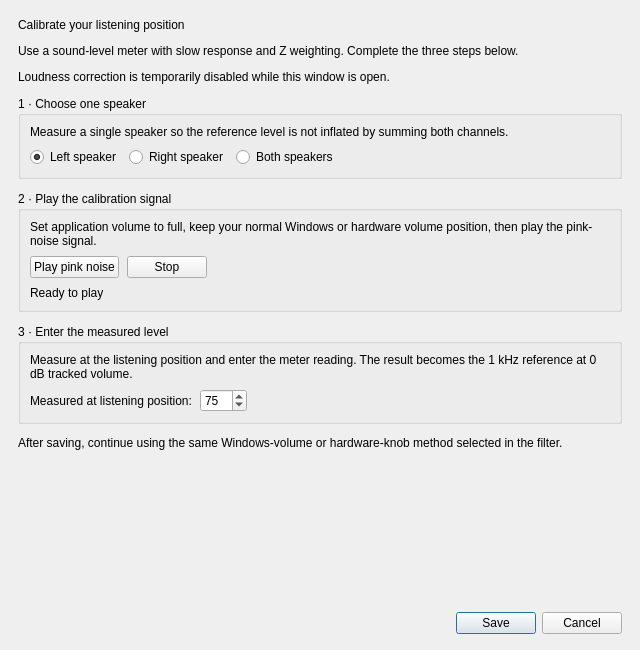
xup61069/EqAPO64_with_VST3_support, file Editor/guis/LoudnessCorrectionFilterGUIDialog.ui: the form before one commit.
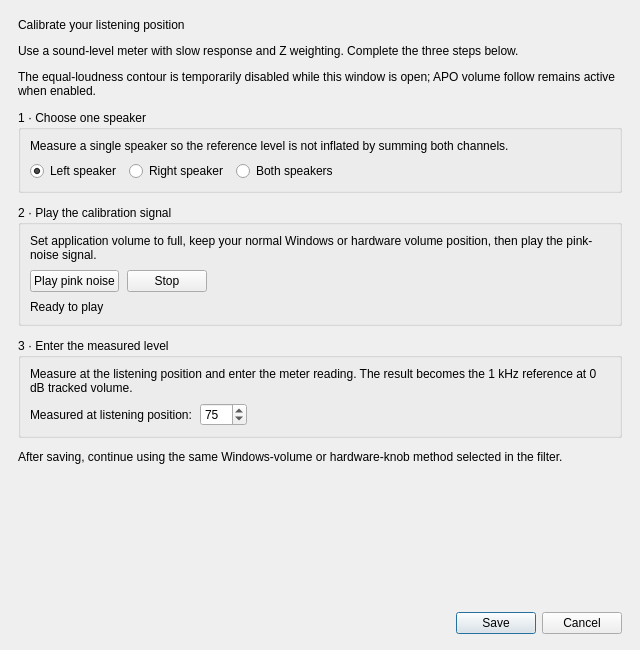
The form after the commit.

Commit message: feat: add APO volume-follow curves (#5)

What changed in the file:
```diff
--- a/Editor/guis/LoudnessCorrectionFilterGUIDialog.ui
+++ b/Editor/guis/LoudnessCorrectionFilterGUIDialog.ui
@@ -39,7 +39,7 @@
    </item>
    <item>
     <widget class="QLabel" name="safetyStatusLabel">
-     <property name="text"><string>Loudness correction is temporarily disabled while this window is open.</string></property>
+     <property name="text"><string>The equal-loudness contour is temporarily disabled while this window is open; APO volume follow remains active when enabled.</string></property>
      <property name="wordWrap"><bool>true</bool></property>
     </widget>
    </item>
```
The commit also changes 35 other files.
